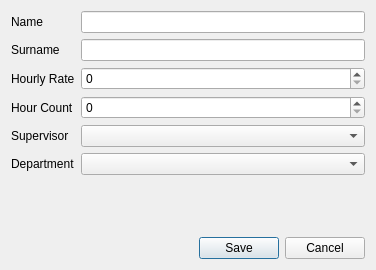
Before: the Qt Designer form dialogs/employeedialog.ui in Arquanite/KettleClient, drawn with Qt 5.
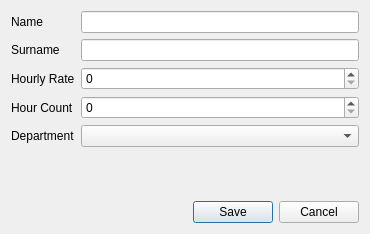
After: the same form once the commit is applied.

Commit message: delete supervisor

What changed in the file:
```diff
--- a/dialogs/employeedialog.ui
+++ b/dialogs/employeedialog.ui
@@ -6,8 +6,8 @@
    <rect>
     <x>0</x>
     <y>0</y>
-    <width>376</width>
-    <height>270</height>
+    <width>370</width>
+    <height>234</height>
    </rect>
   </property>
   <property name="windowTitle">
@@ -57,23 +57,13 @@
       <widget class="QSpinBox" name="spinCount"/>
      </item>
      <item row="4" column="0">
-      <widget class="QLabel" name="label_5">
-       <property name="text">
-        <string>Supervisor</string>
-       </property>
-      </widget>
-     </item>
-     <item row="4" column="1">
-      <widget class="QComboBox" name="comboSupervisor"/>
-     </item>
-     <item row="5" column="0">
       <widget class="QLabel" name="label_6">
        <property name="text">
         <string>Department</string>
        </property>
       </widget>
      </item>
-     <item row="5" column="1">
+     <item row="4" column="1">
       <widget class="QComboBox" name="comboDepartment"/>
      </item>
     </layout>
```
Left out of the diff: 6 changed lines with no effect on the pictures. The commit also changes 3 other files.
